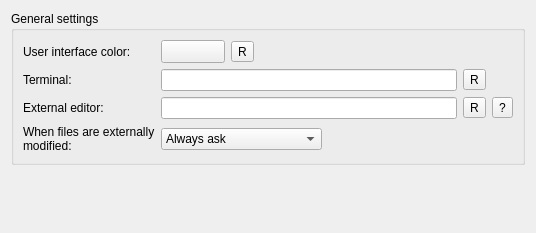
This is ground/src/plugins/coreplugin/generalsettings.ui in openpilot/OpenPilot as Qt 5 draws it before an edit. The edited form follows.
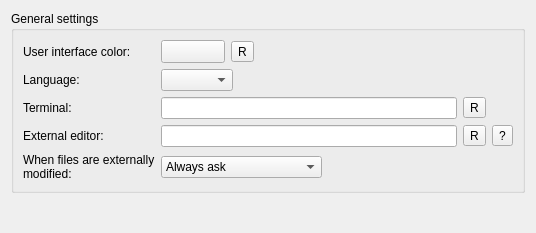
This is the edited form. Icons and pictures are not drawn. Custom widgets are drawn as their Qt base class.

Commit message: OP-227 Basic implementation of support of language override in the GCS. The new preference is in the Environment/General dialog.

What changed in the file:
```diff
--- a/ground/src/plugins/coreplugin/generalsettings.ui
+++ b/ground/src/plugins/coreplugin/generalsettings.ui
@@ -17,21 +17,21 @@
       <string>General settings</string>
      </property>
      <layout class="QGridLayout" name="gridLayout">
-      <item row="1" column="0">
+      <item row="2" column="0">
        <widget class="QLabel" name="terminalLabel">
         <property name="text">
          <string>Terminal:</string>
         </property>
        </widget>
       </item>
-      <item row="7" column="0">
+      <item row="8" column="0">
        <widget class="QLabel" name="label">
         <property name="text">
          <string>External editor:</string>
         </property>
        </widget>
       </item>
-      <item row="9" column="0">
+      <item row="10" column="0">
        <widget class="QLabel" name="label_2">
         <property name="text">
          <string>When files are externally modified:</string>
@@ -41,7 +41,7 @@
         </property>
        </widget>
       </item>
-      <item row="1" column="1">
+      <item row="2" column="1">
        <widget class="QLineEdit" name="terminalEdit"/>
       </item>
       <item row="0" column="0">
@@ -51,7 +51,7 @@
         </property>
        </widget>
       </item>
-      <item row="1" column="2">
+      <item row="2" column="2">
        <widget class="QToolButton" name="resetTerminalButton">
         <property name="toolTip">
          <string>Reset to default</string>
@@ -65,10 +65,10 @@
         </property>
        </widget>
       </item>
-      <item row="7" column="1">
+      <item row="8" column="1">
        <widget class="QLineEdit" name="externalEditorEdit"/>
       </item>
-      <item row="7" column="2">
+      <item row="8" column="2">
        <widget class="QToolButton" name="resetEditorButton">
         <property name="toolTip">
          <string>Reset to default</string>
@@ -82,7 +82,7 @@
         </property>
        </widget>
       </item>
-      <item row="7" column="3">
+      <item row="8" column="3">
        <widget class="QToolButton" name="helpExternalEditorButton">
         <property name="text">
          <string>?</string>
@@ -144,7 +144,7 @@
         </layout>
        </widget>
       </item>
-      <item row="9" column="1">
+      <item row="10" column="1">
        <widget class="QWidget" name="widget_2" native="true">
         <layout class="QGridLayout" name="gridLayout_3">
          <property name="margin">
@@ -194,6 +194,33 @@
         </layout>
        </widget>
       </item>
+      <item row="1" column="0">
+       <widget class="QLabel" name="label_3">
+        <property name="text">
+         <string>Language:</string>
+        </property>
+       </widget>
+      </item>
+      <item row="1" column="1">
+       <layout class="QHBoxLayout" name="horizontalLayout">
+        <item>
+         <widget class="QComboBox" name="languageBox"/>
+        </item>
+        <item>
+         <spacer name="horizontalSpacer_3">
+          <property name="orientation">
+           <enum>Qt::Horizontal</enum>
+          </property>
+          <property name="sizeHint" stdset="0">
+           <size>
+            <width>40</width>
+            <height>20</height>
+           </size>
+          </property>
+         </spacer>
+        </item>
+       </layout>
+      </item>
      </layout>
     </widget>
    </item>
```
Left out of the diff: 10 changed lines with no effect on the pictures. The commit also changes 9 other files.
